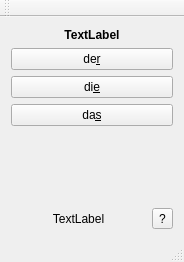
Above: mainwindow.ui from lawand/gngt before the change. Below: the same form after it.
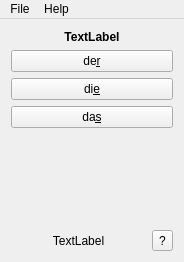
That is the form after the change.

Commit message: removed bars and added actions

```diff
--- a/mainwindow.ui
+++ b/mainwindow.ui
@@ -97,16 +97,37 @@
      <height>27</height>
     </rect>
    </property>
+   <widget class="QMenu" name="menuFile">
+    <property name="title">
+     <string>File</string>
+    </property>
+    <addaction name="actionEdit_Nouns"/>
+    <addaction name="actionExit"/>
+   </widget>
+   <widget class="QMenu" name="menuHelp">
+    <property name="title">
+     <string>Help</string>
+    </property>
+    <addaction name="actionAbout"/>
+   </widget>
+   <addaction name="menuFile"/>
+   <addaction name="menuHelp"/>
   </widget>
-  <widget class="QToolBar" name="mainToolBar">
-   <attribute name="toolBarArea">
-    <enum>TopToolBarArea</enum>
-   </attribute>
-   <attribute name="toolBarBreak">
-    <bool>false</bool>
-   </attribute>
-  </widget>
-  <widget class="QStatusBar" name="statusBar"/>
+  <action name="actionEdit_Nouns">
+   <property name="text">
+    <string>Edit Nouns</string>
+   </property>
+  </action>
+  <action name="actionExit">
+   <property name="text">
+    <string>Exit</string>
+   </property>
+  </action>
+  <action name="actionAbout">
+   <property name="text">
+    <string>About</string>
+   </property>
+  </action>
  </widget>
  <layoutdefault spacing="6" margin="11"/>
  <resources/>
```
